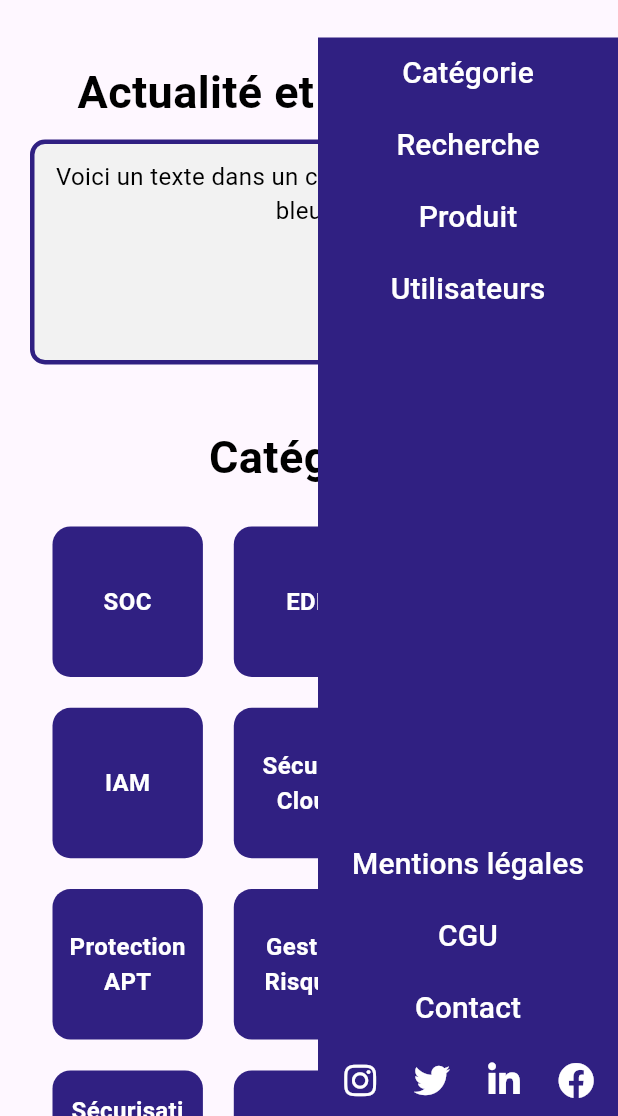
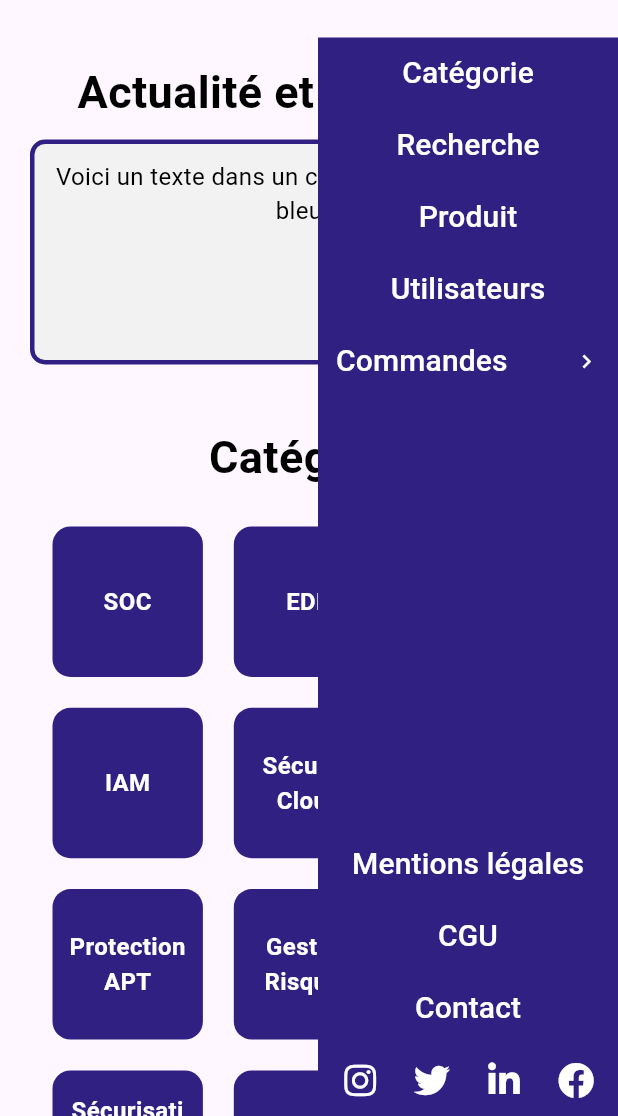
Before and after one commit to NathanCorberan/Projet_Cyna_Mobile, a Flutter app: the screen it shows after launch, after a tap on the "menu" icon, on a phone screen of 412 x 824 dp, the part 120-1236 px from its top. Run offline on Flutter 3.47's test engine with Material 3 defaults, Android fonts, the phone set to English and light mode, and no system bars; our stand-ins replace font_awesome_flutter; network calls fail.

Commit message:
fix bug sur le menu droit + connexion fonctionnelle

```diff
--- a/lib/widgets/header_menu.dart
+++ b/lib/widgets/header_menu.dart
@@ -1,6 +1,6 @@
 import 'package:flutter/material.dart';
 import 'package:font_awesome_flutter/font_awesome_flutter.dart';
-import '../pages/createAccount.dart';
+import '../pages/login.dart';
 import '../pages/home.dart';
 
 class HeaderMenu extends StatefulWidget implements PreferredSizeWidget {
@@ -16,6 +16,16 @@ class _HeaderMenuState extends State<HeaderMenu> {
   FocusNode _focusNode = FocusNode();
   OverlayEntry? _overlayEntry;
   bool _isMenuOpen = false;
+  bool _isCommandeOpen = false;
+
+  void _toggleCommandeMenu() {
+    setState(() {
+      _isCommandeOpen = !_isCommandeOpen;
+    });
+
+    _closeMenu();
+    _openMenu();
+  }
 
   @override
   void initState() {
@@ -42,6 +52,7 @@ class _HeaderMenuState extends State<HeaderMenu> {
     } else {
       _openMenu();
     }
+
     setState(() {
       _isMenuOpen = !_isMenuOpen;
     });
@@ -74,6 +85,33 @@ class _HeaderMenuState extends State<HeaderMenu> {
                 _menuItem("Recherche"),
                 _menuItem("Produit"),
                 _menuItem("Utilisateurs"),
+                _menuItem("Commandes"),
+                if (_isCommandeOpen)
+                  Column(
+                    children: [
+                      TextButton(
+                        onPressed: () {},
+                        child: Text(
+                          "Option 1",
+                          style: TextStyle(color: Colors.white, fontSize: 18),
+                        ),
+                      ),
+                      TextButton(
+                        onPressed: () {},
+                        child: Text(
+                          "Option 2",
+                          style: TextStyle(color: Colors.white, fontSize: 18),
+                        ),
+                      ),
+                      TextButton(
+                        onPressed: () {},
+                        child: Text(
+                          "Option 3",
+                          style: TextStyle(color: Colors.white, fontSize: 18),
+                        ),
+                      ),
+                    ],
+                  ),
                 Expanded(child: Container()), // Espacement
                 _menuItem("Mentions légales"),
                 _menuItem("CGU"),
@@ -88,10 +126,32 @@ class _HeaderMenuState extends State<HeaderMenu> {
   }
 
   Widget _menuItem(String title) {
-    return TextButton(
-      onPressed: _toggleMenu,
-      child: Text(title, style: TextStyle(color: Colors.white, fontSize: 20)),
-    );
+    if(title!="Commandes"){
+      return TextButton(
+        onPressed: _toggleMenu,
+        child: Text(title, style: TextStyle(color: Colors.white, fontSize: 20)),
+      );
+    }else{
+      return TextButton(
+        onPressed: _toggleCommandeMenu,
+        child: Row(
+          mainAxisAlignment: MainAxisAlignment.spaceBetween,
+          children: [
+            Text(
+              "Commandes",
+              style: TextStyle(color: Colors.white, fontSize: 20),
+            ),
+            Icon(
+              _isCommandeOpen
+                  ? Icons.keyboard_arrow_down
+                  : Icons.keyboard_arrow_right,
+              color: Colors.white,
+            ),
+          ],
+        ),
+      );
+    }
+
   }
 
   Widget _socialIcons() {
@@ -161,7 +221,7 @@ class _HeaderMenuState extends State<HeaderMenu> {
                 onPressed: () {
                   Navigator.push(
                     context,
-                    MaterialPageRoute(builder: (context) => CreateAccount()), // Création de la page CreateAccount
+                    MaterialPageRoute(builder: (context) => Login()), // Création de la page CreateAccount
                   );
                 },
               ),
```
